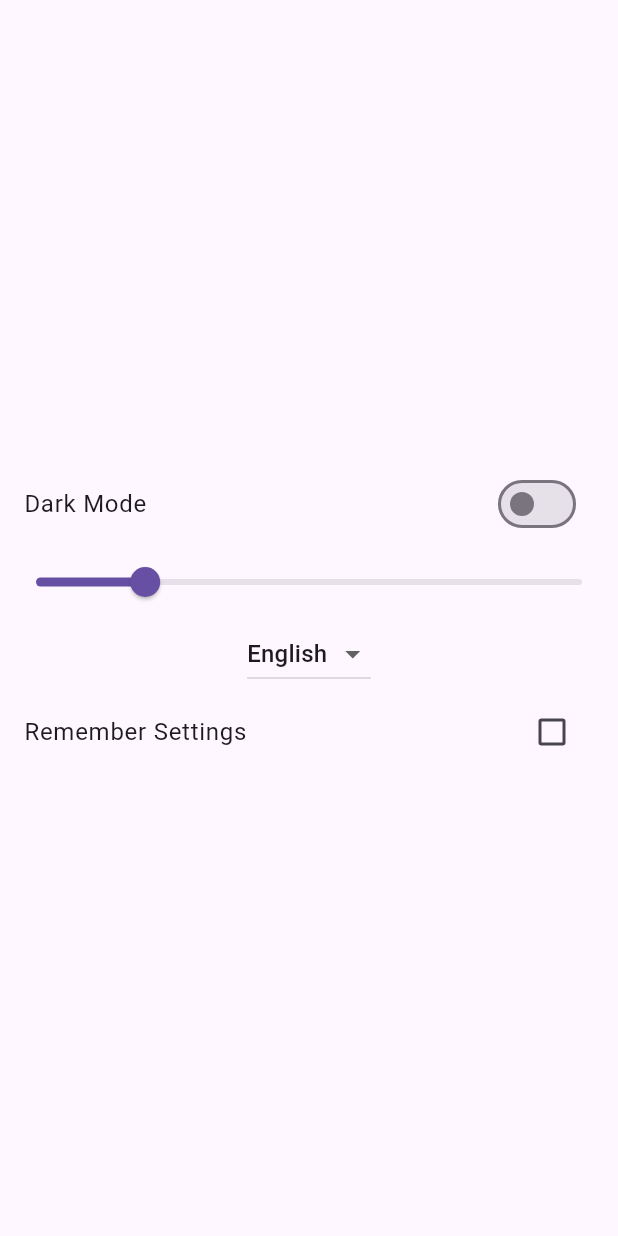
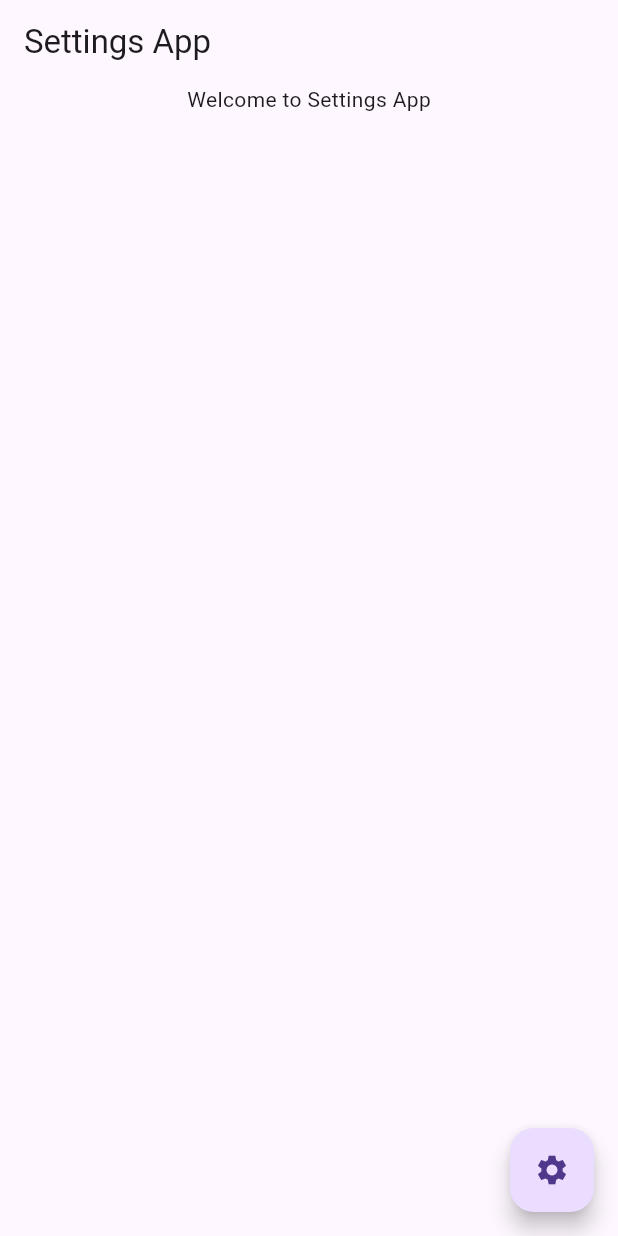
Before and after one commit to rus89/settings_and_preferences, a Flutter app: the screen it shows after launch, on a phone screen of 412 x 824 dp. Run offline on Flutter 3.47's test engine with Material 3 defaults, Android fonts, the phone set to English and light mode, and no system bars.

Commit message:
Add settings screen and devtools options configuration

```diff
--- /dev/null
+++ b/devtools_options.yaml
@@ -0,0 +1,3 @@
+description: This file stores settings for Dart & Flutter DevTools.
+documentation: https://docs.flutter.dev/tools/devtools/extensions#configure-extension-enablement-states
+extensions:
--- a/lib/main.dart
+++ b/lib/main.dart
@@ -1,5 +1,6 @@
 import 'package:flutter/material.dart';
 import 'package:provider/provider.dart';
+import 'package:settings_and_preferences/screens/settings_screen.dart';
 import 'models/settings_model.dart';
 
 void main() {
@@ -27,48 +28,38 @@ class _SettingsAppState extends State<SettingsApp> {
 
     return MaterialApp(
       theme: settings.isDarkMode ? ThemeData.dark() : ThemeData.light(),
-      home: Scaffold(
+      home: HomePage(),
+    );
+  }
+}
+
+//------------------------------------------------------------------------------
+class HomePage extends StatelessWidget {
+  const HomePage({super.key});
+
+  @override
+  Widget build(BuildContext context) {
+    var settings = context.watch<SettingsModel>();
+    return Scaffold(
+      appBar: AppBar(title: const Text('Settings App')),
       body: Center(
         child: Column(
-            mainAxisAlignment: MainAxisAlignment.center,
           children: [
-              SwitchListTile(
-                title: const Text('Dark Mode'),
-                value: settings.isDarkMode,
-                onChanged: (value) => settings.toggleDarkMode(value),
+            Text(
+              'Welcome to Settings App',
+              style: TextStyle(fontSize: settings.fontSize),
             ),
-              Slider(
-                min: 10.0,
-                max: 30.0,
-                value: settings.fontSize,
-                onChanged: (value) => settings.setFontSize(value),
-                label: 'Font Size: ${settings.fontSize.toStringAsFixed(1)}',
-              ),
-              DropdownButton<String>(
-                value: settings.scriptLanguage,
-                items: const [
-                  DropdownMenuItem(value: 'en', child: Text('English')),
-                  DropdownMenuItem(value: 'es', child: Text('Spanish')),
-                  DropdownMenuItem(value: 'fr', child: Text('French')),
-                ],
-                onChanged: (value) {
-                  if (value != null) {
-                    settings.setScriptLanguage(value);
-                  }
-                },
-              ),
-              CheckboxListTile(
-                title: const Text('Remember Settings'),
-                value: settings.rememberSettings,
-                onChanged: (value) {
-                  if (value != null) {
-                    settings.toggleRememberSettings(value);
-                  }
-                },
-              ),
+            const SizedBox(height: 20),
           ],
         ),
       ),
+      floatingActionButton: FloatingActionButton(
+        child: const Icon(Icons.settings),
+        onPressed: () {
+          Navigator.of(context).push(
+            MaterialPageRoute(builder: (context) => const SettingsScreen()),
+          );
+        },
       ),
     );
   }
--- /dev/null
+++ b/lib/screens/settings_screen.dart
@@ -0,0 +1,56 @@
+import 'package:flutter/material.dart';
+import 'package:provider/provider.dart';
+import 'package:settings_and_preferences/models/settings_model.dart';
+
+class SettingsScreen extends StatelessWidget {
+  const SettingsScreen({super.key});
+
+  @override
+  Widget build(BuildContext context) {
+    var settings = context.watch<SettingsModel>();
+    return Scaffold(
+      appBar: AppBar(title: const Text('Settings')),
+      body: Center(
+        child: Column(
+          mainAxisAlignment: MainAxisAlignment.center,
+          children: [
+            SwitchListTile(
+              title: const Text('Dark Mode'),
+              value: settings.isDarkMode,
+              onChanged: (value) => settings.toggleDarkMode(value),
+            ),
+            Slider(
+              min: 10.0,
+              max: 30.0,
+              value: settings.fontSize,
+              onChanged: (value) => settings.setFontSize(value),
+              label: 'Font Size: ${settings.fontSize.toStringAsFixed(1)}',
+            ),
+            DropdownButton<String>(
+              value: settings.scriptLanguage,
+              items: const [
+                DropdownMenuItem(value: 'en', child: Text('English')),
+                DropdownMenuItem(value: 'es', child: Text('Spanish')),
+                DropdownMenuItem(value: 'fr', child: Text('French')),
+              ],
+              onChanged: (value) {
+                if (value != null) {
+                  settings.setScriptLanguage(value);
+                }
+              },
+            ),
+            CheckboxListTile(
+              title: const Text('Remember Settings'),
+              value: settings.rememberSettings,
+              onChanged: (value) {
+                if (value != null) {
+                  settings.toggleRememberSettings(value);
+                }
+              },
+            ),
+          ],
+        ),
+      ),
+    );
+  }
+}
```
Lines whose indentation alone changed are shown as unchanged.
